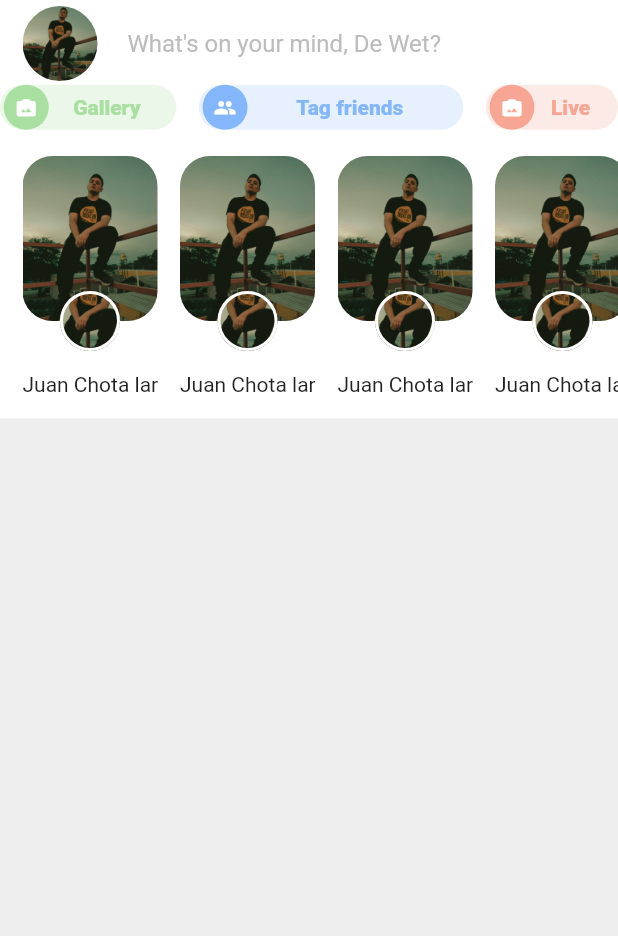
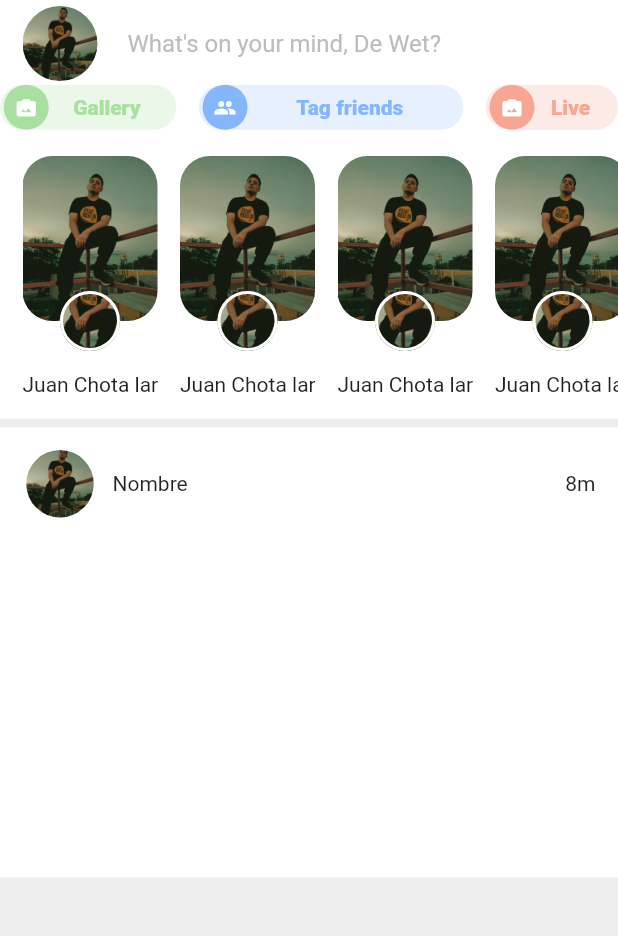
Before and after one commit to dewetbaumann/flutter-faceboock-clon, a Flutter app: the screen it shows after launch, on a phone screen of 412 x 824 dp, the part 66-1002 px from its top. Run offline on Flutter 3.47's test engine with Material 2 defaults, Android fonts, the light colour scheme and no system bars.

Commit message:
se creo la tarjeta y se agrego el header

```diff
--- a/lib/presentation/screens/home_screen.dart
+++ b/lib/presentation/screens/home_screen.dart
@@ -1,5 +1,6 @@
 import 'package:facebook_clon/core/app/app_color.dart';
 import 'package:facebook_clon/presentation/widgets/action_bar/fc_action_bar.dart';
+import 'package:facebook_clon/presentation/widgets/friend_post/fc_friend_post.dart';
 import 'package:facebook_clon/presentation/widgets/friends_states/fc_friends_states.dart';
 import 'package:facebook_clon/presentation/widgets/make_post/fc_make_post.dart';
 import 'package:flutter/material.dart';
@@ -12,12 +13,15 @@ class HomeScreen extends StatelessWidget {
     return Scaffold(
       backgroundColor: AppColor.grey200,
       body: SafeArea(
+        child: SingleChildScrollView(
           child: Column(
             children: const <Widget>[
               FcActionBar(),
               FcMakePost(),
               FcFriendsStates(),
+              FcFriendPost(),
             ],
+          ),
         ),
       ),
     );
--- /dev/null
+++ b/lib/presentation/widgets/friend_post/fc_friend_post.dart
@@ -0,0 +1,71 @@
+import 'package:facebook_clon/core/app/app_color.dart';
+import 'package:facebook_clon/core/app/app_images.dart';
+import 'package:flutter/material.dart';
+
+class FcFriendPost extends StatelessWidget {
+  const FcFriendPost();
+
+  @override
+  Widget build(BuildContext context) {
+    final Size screen = MediaQuery.of(context).size;
+
+    return Container(
+      margin: const EdgeInsets.only(top: 6),
+      width: screen.width,
+      height: 300,
+      decoration: const BoxDecoration(
+        color: AppColor.white,
+      ),
+      child: Column(
+        children: [
+          // Nombre y hora del post
+          Container(
+            margin: const EdgeInsets.only(top: 15),
+            width: screen.width,
+            height: 45,
+            child: Row(
+              children: <Widget>[
+                // Foto de perfil
+                Container(
+                  width: 50,
+                  height: 50,
+                  margin: const EdgeInsets.only(left: 15),
+                  decoration: const BoxDecoration(
+                    shape: BoxShape.circle,
+                    image: DecorationImage(
+                      image: AssetImage(AppImage.profile),
+                      fit: BoxFit.cover,
+                    ),
+                  ),
+                ),
+
+                // Nombre
+                const Padding(
+                  padding: EdgeInsets.only(left: 10),
+                  child: Text(
+                    'Nombre',
+                    style: TextStyle(),
+                  ),
+                ),
+
+                // Hora del post
+                const Expanded(child: SizedBox()),
+                const Padding(
+                  padding: EdgeInsets.only(right: 15),
+                  child: Text(
+                    '8m',
+                    style: TextStyle(),
+                  ),
+                ),
+              ],
+            ),
+          ),
+
+          // imagen del post
+
+          // reacciones
+        ],
+      ),
+    );
+  }
+}
```
Lines whose indentation alone changed are shown as unchanged.
